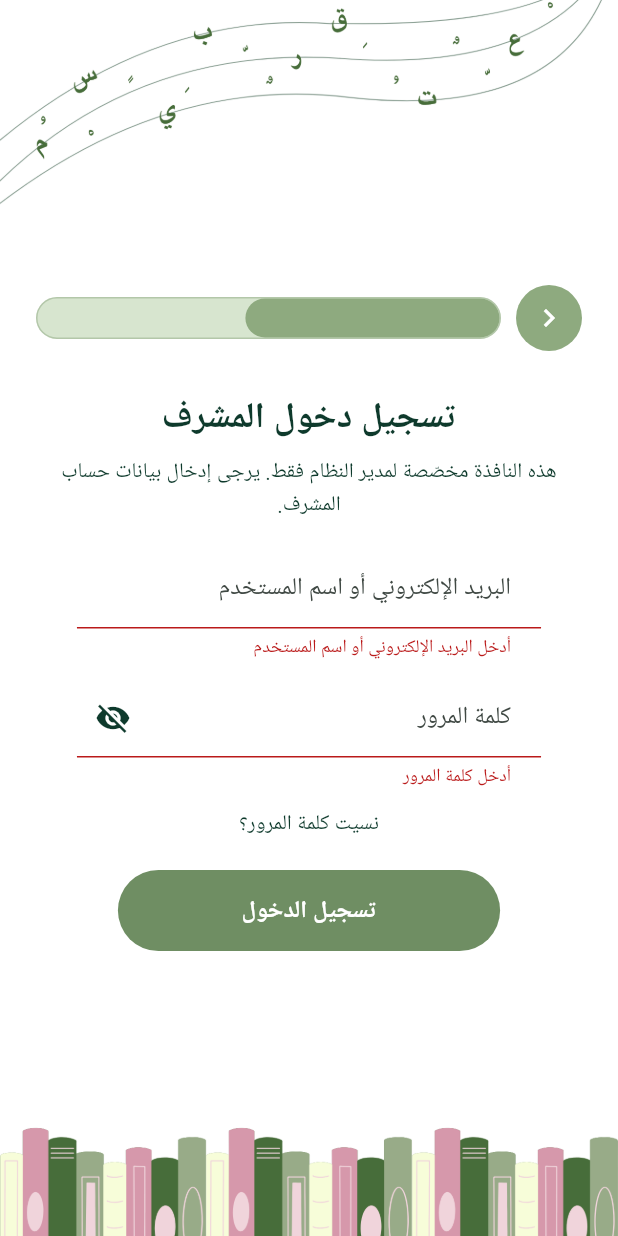
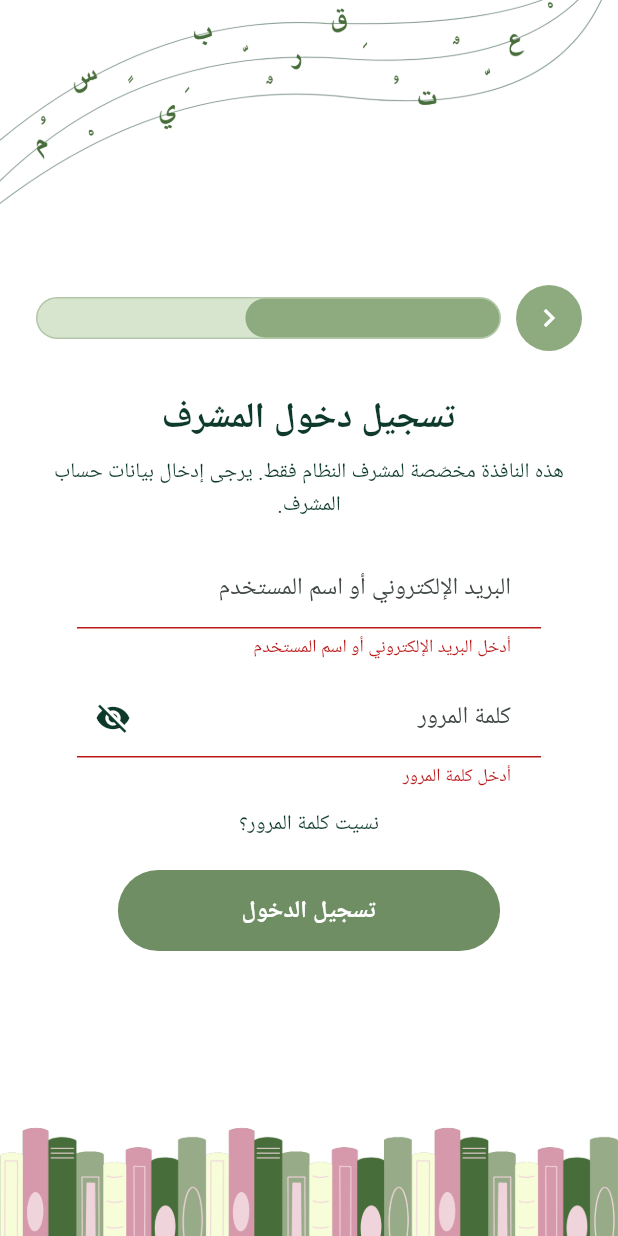
Before and after one commit to Reemawk15/2025_GP_12, a Flutter app: the AdminSignInPage screen opened directly, after a tap on "تسجيل الدخول", on a phone screen of 412 x 824 dp. Run offline on Flutter 3.47's test engine with Material 3 defaults, Android fonts, the light colour scheme and no system bars; our stand-ins replace cloud_firestore, file_picker, firebase_auth, firebase_core, firebase_storage, image_picker; accounts and stored records are empty.

Commit message:
rewrite error meessages

```diff
--- a/Qabas/lib/sign_in_page.dart
+++ b/Qabas/lib/sign_in_page.dart
@@ -590,7 +590,7 @@ class _AdminSignInPageState extends State<AdminSignInPage> {
         // Not an admin -> sign out for safety and show message
         await FirebaseAuth.instance.signOut();
         _toast(
-          'هذا الحساب ليس حساب مدير النظام.\nيرجى استخدام شاشة تسجيل الدخول العادية.',
+          'بيانات الدخول غير صحيحة.\n تحقق من اسم المستخدم أو البريد الإلكتروني وكلمة المرور.',//////
           color: Colors.red,
         );
       }
@@ -679,7 +679,7 @@ class _AdminSignInPageState extends State<AdminSignInPage> {
                       ),
                       const SizedBox(height: 6),
                       const Text(
-                        'هذه النافذة مخصّصة لمدير النظام فقط. يرجى إدخال بيانات حساب المشرف.',
+                        'هذه النافذة مخصّصة لمشرف النظام فقط. يرجى إدخال بيانات حساب المشرف.',
                         style: TextStyle(color: _SigninTheme.textDark),
                         textAlign: TextAlign.center,
                       ),
```
